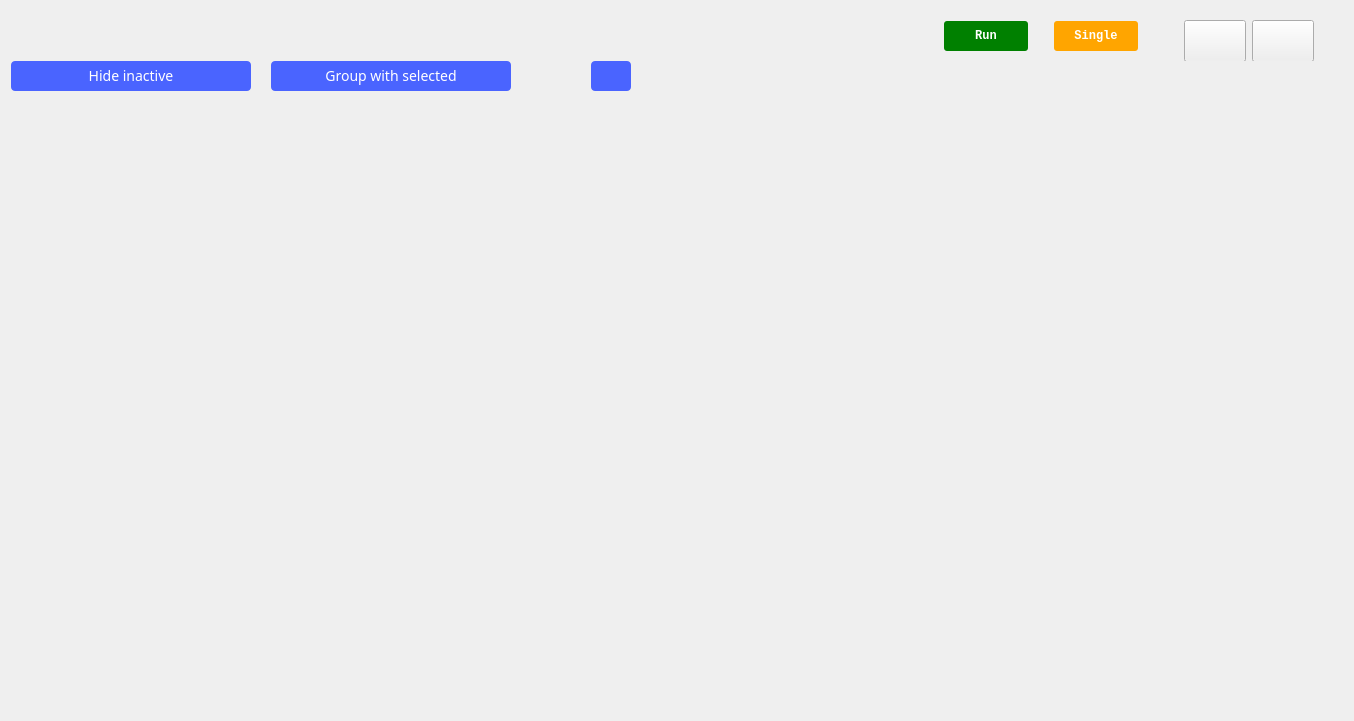
Old version of the form ui/pattern_generator.ui in the repository analogdevicesinc/scopy.
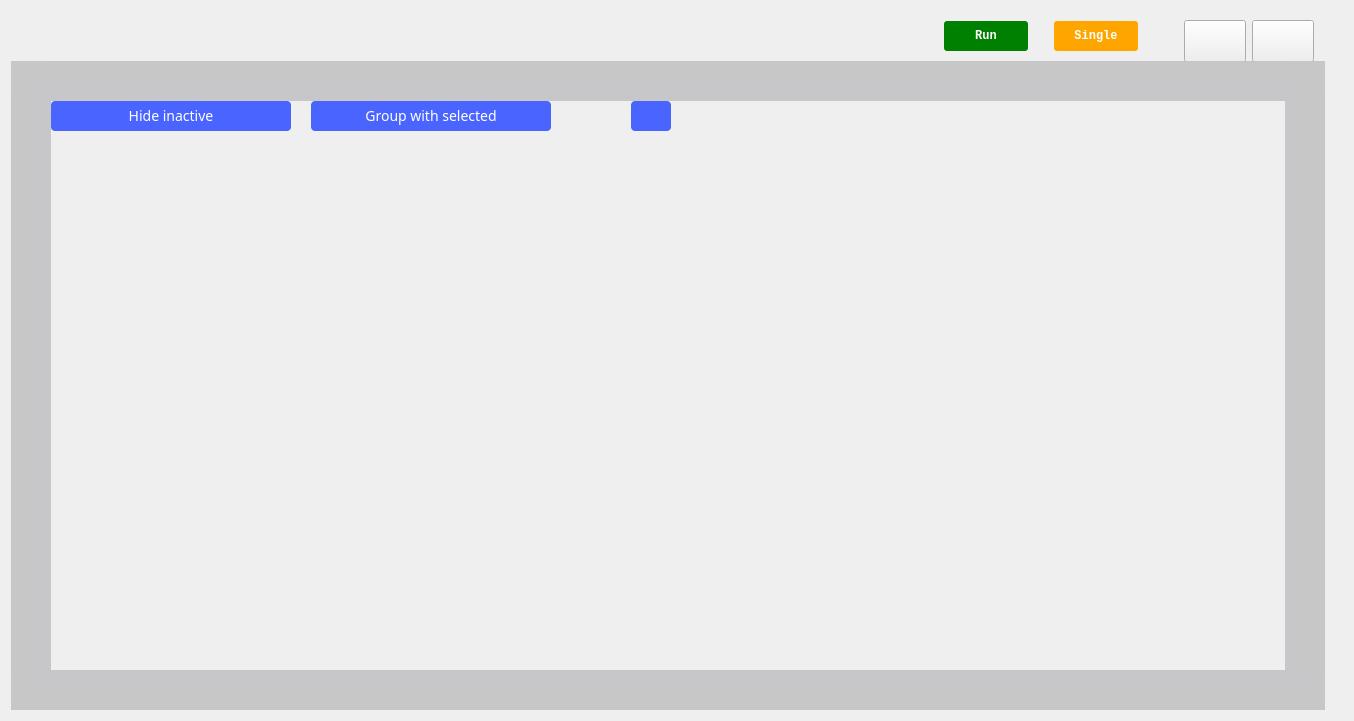
New version of the form. Icons and pictures are not drawn. Custom widgets are drawn as their Qt base class.

Commit message: PatternGenerator - Buffer manager first revision

Patch:
```diff
--- a/ui/pattern_generator.ui
+++ b/ui/pattern_generator.ui
@@ -14,7 +14,7 @@
    </rect>
   </property>
   <property name="sizePolicy">
-   <sizepolicy hsizetype="MinimumExpanding" vsizetype="MinimumExpanding">
+   <sizepolicy hsizetype="MinimumExpanding" vsizetype="Minimum">
     <horstretch>0</horstretch>
     <verstretch>0</verstretch>
    </sizepolicy>
@@ -527,11 +527,14 @@
    <item>
     <widget class="QWidget" name="plotWidget" native="true">
      <property name="sizePolicy">
-      <sizepolicy hsizetype="Preferred" vsizetype="Preferred">
+      <sizepolicy hsizetype="MinimumExpanding" vsizetype="Preferred">
        <horstretch>0</horstretch>
        <verstretch>0</verstretch>
       </sizepolicy>
      </property>
+     <property name="styleSheet">
+      <string notr="true"/>
+     </property>
      <layout class="QHBoxLayout" name="horizontalLayout">
       <property name="spacing">
        <number>0</number>
@@ -549,6 +552,214 @@
        <number>0</number>
       </property>
       <item>
+       <widget class="QWidget" name="widget" native="true">
+        <property name="sizePolicy">
+         <sizepolicy hsizetype="MinimumExpanding" vsizetype="Minimum">
+          <horstretch>0</horstretch>
+          <verstretch>0</verstretch>
+         </sizepolicy>
+        </property>
+        <property name="styleSheet">
+         <string notr="true"/>
+        </property>
+        <layout class="QGridLayout" name="gridLayout">
+         <property name="leftMargin">
+          <number>0</number>
+         </property>
+         <property name="topMargin">
+          <number>0</number>
+         </property>
+         <property name="rightMargin">
+          <number>0</number>
+         </property>
+         <property name="bottomMargin">
+          <number>0</number>
+         </property>
+         <property name="spacing">
+          <number>0</number>
+         </property>
+         <item row="0" column="1" rowspan="2">
+          <widget class="QWidget" name="widget_3" native="true">
+           <property name="enabled">
+            <bool>true</bool>
+           </property>
+           <property name="sizePolicy">
+            <sizepolicy hsizetype="Preferred" vsizetype="Maximum">
+             <horstretch>0</horstretch>
+             <verstretch>0</verstretch>
+            </sizepolicy>
+           </property>
+           <property name="styleSheet">
+            <string notr="true">background-color: qlineargradient(spread:pad, x1:0, y1:0, x2:0 y2:1, stop:0 rgba(33,33,39,50) , stop:1 rgba(38,38,46,50) );</string>
+           </property>
+           <layout class="QVBoxLayout" name="verticalLayout_5">
+            <property name="spacing">
+             <number>0</number>
+            </property>
+            <property name="leftMargin">
+             <number>0</number>
+            </property>
+            <property name="topMargin">
+             <number>0</number>
+            </property>
+            <property name="rightMargin">
+             <number>0</number>
+            </property>
+            <property name="bottomMargin">
+             <number>0</number>
+            </property>
+            <item>
+             <spacer name="verticalSpacer_3">
+              <property name="orientation">
+               <enum>Qt::Vertical</enum>
+              </property>
+              <property name="sizeHint" stdset="0">
+               <size>
+                <width>20</width>
+                <height>40</height>
+               </size>
+              </property>
+             </spacer>
+            </item>
+           </layout>
+          </widget>
+         </item>
+         <item row="3" column="0">
+          <widget class="QWidget" name="widget_2" native="true">
+           <property name="sizePolicy">
+            <sizepolicy hsizetype="Preferred" vsizetype="Preferred">
+             <horstretch>0</horstretch>
+             <verstretch>0</verstretch>
+            </sizepolicy>
+           </property>
+           <property name="styleSheet">
+            <string notr="true">background-color: qlineargradient(spread:pad, x1:0, y1:0, x2:1 y2:0, stop:0 rgba(33,33,39,50) , stop:1 rgba(38,38,46,50) );</string>
+           </property>
+           <layout class="QHBoxLayout" name="horizontalLayout_4">
+            <property name="spacing">
+             <number>0</number>
+            </property>
+            <property name="leftMargin">
+             <number>0</number>
+            </property>
+            <property name="topMargin">
+             <number>0</number>
+            </property>
+            <property name="rightMargin">
+             <number>0</number>
+            </property>
+            <property name="bottomMargin">
+             <number>0</number>
+            </property>
+            <item>
+             <spacer name="horizontalSpacer_7">
+              <property name="orientation">
+               <enum>Qt::Horizontal</enum>
+              </property>
+              <property name="sizeType">
+               <enum>QSizePolicy::Preferred</enum>
+              </property>
+              <property name="sizeHint" stdset="0">
+               <size>
+                <width>40</width>
+                <height>20</height>
+               </size>
+              </property>
+             </spacer>
+            </item>
+           </layout>
+          </widget>
+         </item>
+         <item row="3" column="2">
+          <widget class="QWidget" name="widget_5" native="true">
+           <property name="sizePolicy">
+            <sizepolicy hsizetype="Preferred" vsizetype="Preferred">
+             <horstretch>0</horstretch>
+             <verstretch>0</verstretch>
+            </sizepolicy>
+           </property>
+           <property name="styleSheet">
+            <string notr="true">background-color: qlineargradient(spread:pad, x1:1, y1:0, x2:0 y2:0, stop:0 rgba(33,33,39,50) , stop:1 rgba(38,38,46,50) );</string>
+           </property>
+           <layout class="QHBoxLayout" name="horizontalLayout_6">
+            <property name="spacing">
+             <number>0</number>
+            </property>
+            <property name="leftMargin">
+             <number>0</number>
+            </property>
+            <property name="topMargin">
+             <number>0</number>
+            </property>
+            <property name="rightMargin">
+             <number>0</number>
+            </property>
+            <property name="bottomMargin">
+             <number>0</number>
+            </property>
+            <item>
+             <spacer name="horizontalSpacer_9">
+              <property name="orientation">
+               <enum>Qt::Horizontal</enum>
+              </property>
+              <property name="sizeType">
+               <enum>QSizePolicy::Preferred</enum>
+              </property>
+              <property name="sizeHint" stdset="0">
+               <size>
+                <width>40</width>
+                <height>20</height>
+               </size>
+              </property>
+             </spacer>
+            </item>
+           </layout>
+          </widget>
+         </item>
+         <item row="4" column="1">
+          <widget class="QWidget" name="widget_4" native="true">
+           <property name="sizePolicy">
+            <sizepolicy hsizetype="Preferred" vsizetype="Maximum">
+             <horstretch>0</horstretch>
+             <verstretch>0</verstretch>
+            </sizepolicy>
+           </property>
+           <property name="styleSheet">
+            <string notr="true">background-color: qlineargradient(spread:pad, x1:0, y1:1, x2:0 y2:0, stop:0 rgba(33,33,39,50) , stop:1 rgba(38,38,46,50) );</string>
+           </property>
+           <layout class="QVBoxLayout" name="verticalLayout_2">
+            <property name="spacing">
+             <number>0</number>
+            </property>
+            <property name="leftMargin">
+             <number>0</number>
+            </property>
+            <property name="topMargin">
+             <number>0</number>
+            </property>
+            <property name="rightMargin">
+             <number>0</number>
+            </property>
+            <property name="bottomMargin">
+             <number>0</number>
+            </property>
+            <item>
+             <spacer name="verticalSpacer_2">
+              <property name="orientation">
+               <enum>Qt::Vertical</enum>
+              </property>
+              <property name="sizeHint" stdset="0">
+               <size>
+                <width>20</width>
+                <height>40</height>
+               </size>
+              </property>
+             </spacer>
+            </item>
+           </layout>
+          </widget>
+         </item>
+         <item row="3" column="1">
        <widget class="QWidget" name="leftWidget" native="true">
         <property name="sizePolicy">
          <sizepolicy hsizetype="MinimumExpanding" vsizetype="Minimum">
@@ -563,7 +774,7 @@
          </size>
         </property>
         <property name="styleSheet">
-         <string notr="true"/>
+            <string notr="true">gridline-color: rgb(170, 85, 127);</string>
         </property>
         <layout class="QVBoxLayout" name="leftWidgetLayout">
          <property name="spacing">
@@ -828,6 +1039,194 @@
           </layout>
          </item>
         </layout>
+          </widget>
+         </item>
+         <item row="0" column="0">
+          <widget class="QWidget" name="widget_6" native="true">
+           <property name="sizePolicy">
+            <sizepolicy hsizetype="Maximum" vsizetype="Maximum">
+             <horstretch>0</horstretch>
+             <verstretch>0</verstretch>
+            </sizepolicy>
+           </property>
+           <property name="styleSheet">
+            <string notr="true">background-color: qlineargradient(spread:pad, x1:0, y1:0, x2:1 y2:1, stop:0 rgba(33,33,39,50) , stop:1 rgba(38,38,46,50) );</string>
+           </property>
+           <layout class="QHBoxLayout" name="horizontalLayout_7">
+            <property name="spacing">
+             <number>0</number>
+            </property>
+            <property name="leftMargin">
+             <number>0</number>
+            </property>
+            <property name="topMargin">
+             <number>0</number>
+            </property>
+            <property name="rightMargin">
+             <number>0</number>
+            </property>
+            <property name="bottomMargin">
+             <number>0</number>
+            </property>
+            <item>
+             <spacer name="horizontalSpacer_10">
+              <property name="orientation">
+               <enum>Qt::Horizontal</enum>
+              </property>
+              <property name="sizeType">
+               <enum>QSizePolicy::Preferred</enum>
+              </property>
+              <property name="sizeHint" stdset="0">
+               <size>
+                <width>40</width>
+                <height>40</height>
+               </size>
+              </property>
+             </spacer>
+            </item>
+           </layout>
+          </widget>
+         </item>
+         <item row="4" column="0">
+          <widget class="QWidget" name="widget_7" native="true">
+           <property name="sizePolicy">
+            <sizepolicy hsizetype="Maximum" vsizetype="Preferred">
+             <horstretch>0</horstretch>
+             <verstretch>0</verstretch>
+            </sizepolicy>
+           </property>
+           <property name="styleSheet">
+            <string notr="true">background-color: qlineargradient(spread:pad, x1:0, y1:1, x2:1 y2:0, stop:0 rgba(33,33,39,50) , stop:1 rgba(38,38,46,50) );</string>
+           </property>
+           <layout class="QHBoxLayout" name="horizontalLayout_10">
+            <property name="spacing">
+             <number>0</number>
+            </property>
+            <property name="leftMargin">
+             <number>0</number>
+            </property>
+            <property name="topMargin">
+             <number>0</number>
+            </property>
+            <property name="rightMargin">
+             <number>0</number>
+            </property>
+            <property name="bottomMargin">
+             <number>0</number>
+            </property>
+            <item>
+             <spacer name="horizontalSpacer_13">
+              <property name="orientation">
+               <enum>Qt::Horizontal</enum>
+              </property>
+              <property name="sizeHint" stdset="0">
+               <size>
+                <width>40</width>
+                <height>20</height>
+               </size>
+              </property>
+             </spacer>
+            </item>
+           </layout>
+          </widget>
+         </item>
+         <item row="4" column="2">
+          <widget class="QWidget" name="widget_8" native="true">
+           <property name="sizePolicy">
+            <sizepolicy hsizetype="Maximum" vsizetype="Preferred">
+             <horstretch>0</horstretch>
+             <verstretch>0</verstretch>
+            </sizepolicy>
+           </property>
+           <property name="styleSheet">
+            <string notr="true">background-color: qlineargradient(spread:pad, x1:1, y1:1, x2:0 y2:0, stop:0 rgba(33,33,39,50) , stop:1 rgba(38,38,46,50) );</string>
+           </property>
+           <layout class="QHBoxLayout" name="horizontalLayout_9">
+            <property name="spacing">
+             <number>0</number>
+            </property>
+            <property name="leftMargin">
+             <number>0</number>
+            </property>
+            <property name="topMargin">
+             <number>0</number>
+            </property>
+            <property name="rightMargin">
+             <number>0</number>
+            </property>
+            <property name="bottomMargin">
+             <number>0</number>
+            </property>
+            <item>
+             <spacer name="horizontalSpacer_12">
+              <property name="orientation">
+               <enum>Qt::Horizontal</enum>
+              </property>
+              <property name="sizeHint" stdset="0">
+               <size>
+                <width>40</width>
+                <height>20</height>
+               </size>
+              </property>
+             </spacer>
+            </item>
+           </layout>
+          </widget>
+         </item>
+         <item row="0" column="2">
+          <widget class="QWidget" name="widget_9" native="true">
+           <property name="sizePolicy">
+            <sizepolicy hsizetype="Maximum" vsizetype="Preferred">
+             <horstretch>0</horstretch>
+             <verstretch>0</verstretch>
+            </sizepolicy>
+           </property>
+           <property name="styleSheet">
+            <string notr="true">background-color: qlineargradient(spread:pad, x1:1, y1:0, x2:0 y2:1, stop:0 rgba(33,33,39,50) , stop:1 rgba(38,38,46,50) );</string>
+           </property>
+           <layout class="QHBoxLayout" name="horizontalLayout_8">
+            <property name="spacing">
+             <number>0</number>
+            </property>
+            <property name="leftMargin">
+             <number>0</number>
+            </property>
+            <property name="topMargin">
+             <number>0</number>
+            </property>
+            <property name="rightMargin">
+             <number>0</number>
+            </property>
+            <property name="bottomMargin">
+             <number>0</number>
+            </property>
+            <item>
+             <spacer name="horizontalSpacer_11">
+              <property name="orientation">
+               <enum>Qt::Horizontal</enum>
+              </property>
+              <property name="sizeHint" stdset="0">
+               <size>
+                <width>40</width>
+                <height>20</height>
+               </size>
+              </property>
+             </spacer>
+            </item>
+           </layout>
+          </widget>
+         </item>
+        </layout>
+        <zorder>leftWidget</zorder>
+        <zorder>leftWidget</zorder>
+        <zorder>widget_2</zorder>
+        <zorder>widget_3</zorder>
+        <zorder>widget_4</zorder>
+        <zorder>widget_5</zorder>
+        <zorder>widget_6</zorder>
+        <zorder>widget_7</zorder>
+        <zorder>widget_8</zorder>
+        <zorder>widget_9</zorder>
        </widget>
       </item>
       <item>
```
Lines whose indentation alone changed are shown as unchanged. The commit also changes 10 other files.
